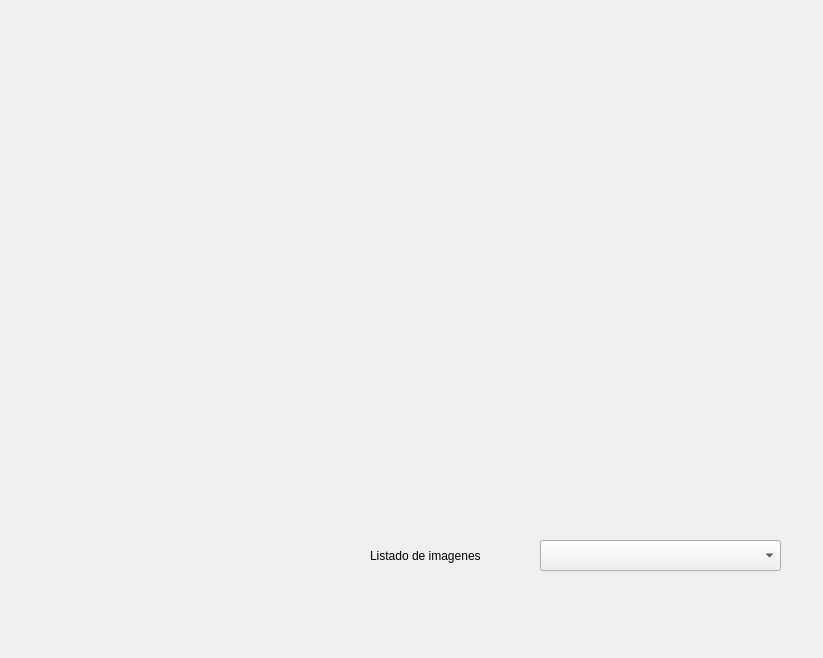
The window that Ventana_Img.ui (resmu2/entregable-final) describes before a commit, drawn with Qt 5.
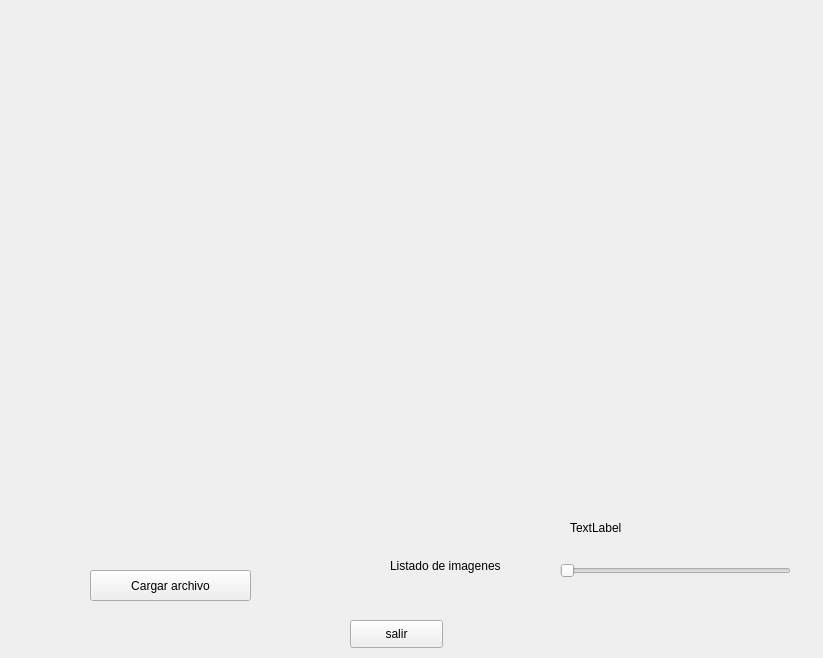
The same window after the commit.

Commit message: correcion a ventana de imagen

```diff
--- a/Ventana_Img.ui
+++ b/Ventana_Img.ui
@@ -13,34 +13,11 @@
   <property name="windowTitle">
    <string>Form</string>
   </property>
-  <widget class="QComboBox" name="comboBox">
-   <property name="geometry">
-    <rect>
-     <x>540</x>
-     <y>540</y>
-     <width>241</width>
-     <height>31</height>
-    </rect>
-   </property>
-  </widget>
-  <widget class="QLabel" name="label">
-   <property name="geometry">
-    <rect>
-     <x>380</x>
-     <y>40</y>
-     <width>371</width>
-     <height>431</height>
-    </rect>
-   </property>
-   <property name="text">
-    <string/>
-   </property>
-  </widget>
   <widget class="QLabel" name="label_2">
    <property name="geometry">
     <rect>
-     <x>370</x>
-     <y>540</y>
+     <x>390</x>
+     <y>550</y>
      <width>141</width>
      <height>31</height>
     </rect>
@@ -60,13 +37,86 @@
      <x>14</x>
      <y>40</y>
      <width>321</width>
-     <height>431</height>
+     <height>461</height>
     </rect>
    </property>
    <property name="text">
     <string/>
    </property>
   </widget>
+  <widget class="QPushButton" name="v_ruta">
+   <property name="geometry">
+    <rect>
+     <x>90</x>
+     <y>570</y>
+     <width>161</width>
+     <height>31</height>
+    </rect>
+   </property>
+   <property name="text">
+    <string>Cargar archivo</string>
+   </property>
+  </widget>
+  <widget class="QWidget" name="c_imagen" native="true">
+   <property name="geometry">
+    <rect>
+     <x>399</x>
+     <y>29</y>
+     <width>401</width>
+     <height>481</height>
+    </rect>
+   </property>
+   <widget class="QWidget" name="horizontalLayoutWidget">
+    <property name="geometry">
+     <rect>
+      <x>0</x>
+      <y>0</y>
+      <width>401</width>
+      <height>481</height>
+     </rect>
+    </property>
+    <layout class="QHBoxLayout" name="organizador"/>
+   </widget>
+  </widget>
+  <widget class="QSlider" name="slider">
+   <property name="geometry">
+    <rect>
+     <x>560</x>
+     <y>560</y>
+     <width>231</width>
+     <height>22</height>
+    </rect>
+   </property>
+   <property name="orientation">
+    <enum>Qt::Horizontal</enum>
+   </property>
+  </widget>
+  <widget class="QPushButton" name="salir">
+   <property name="geometry">
+    <rect>
+     <x>350</x>
+     <y>620</y>
+     <width>93</width>
+     <height>28</height>
+    </rect>
+   </property>
+   <property name="text">
+    <string>salir</string>
+   </property>
+  </widget>
+  <widget class="QLabel" name="n_img">
+   <property name="geometry">
+    <rect>
+     <x>570</x>
+     <y>520</y>
+     <width>55</width>
+     <height>16</height>
+    </rect>
+   </property>
+   <property name="text">
+    <string>TextLabel</string>
+   </property>
+  </widget>
  </widget>
  <resources/>
  <connections/>
```
Left out of the diff: 2 changed lines with no effect on the pictures.
